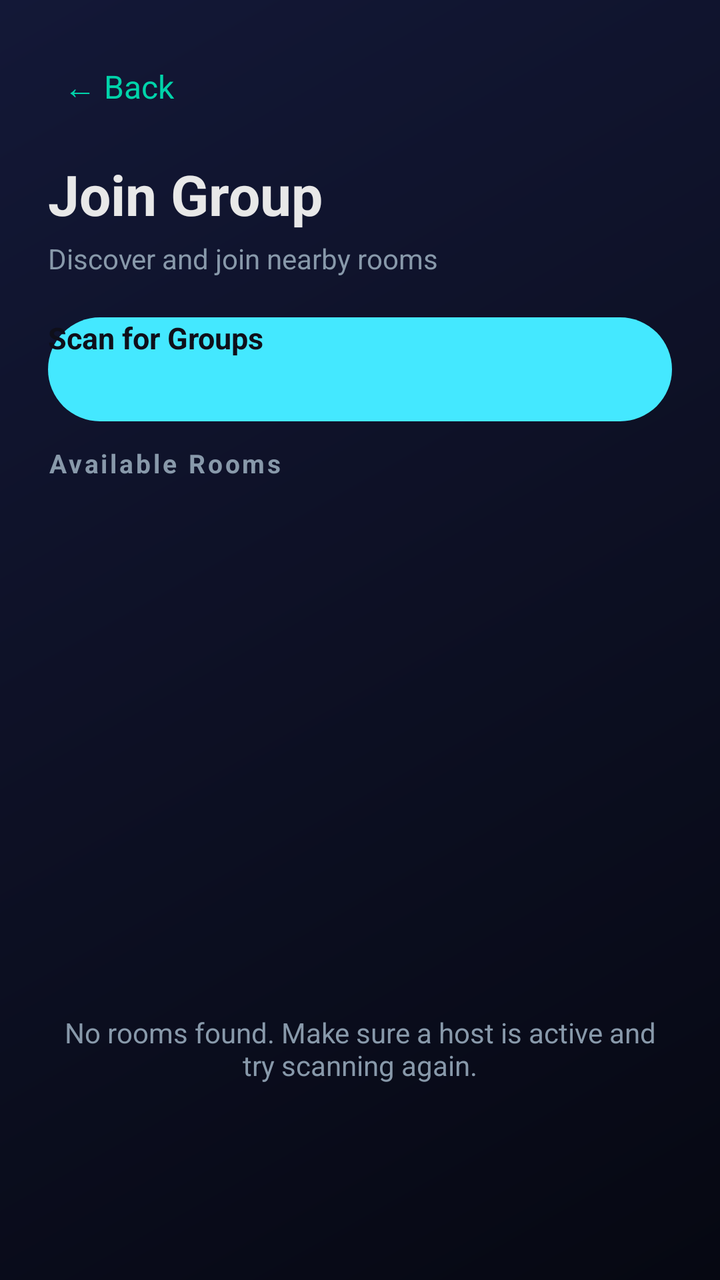
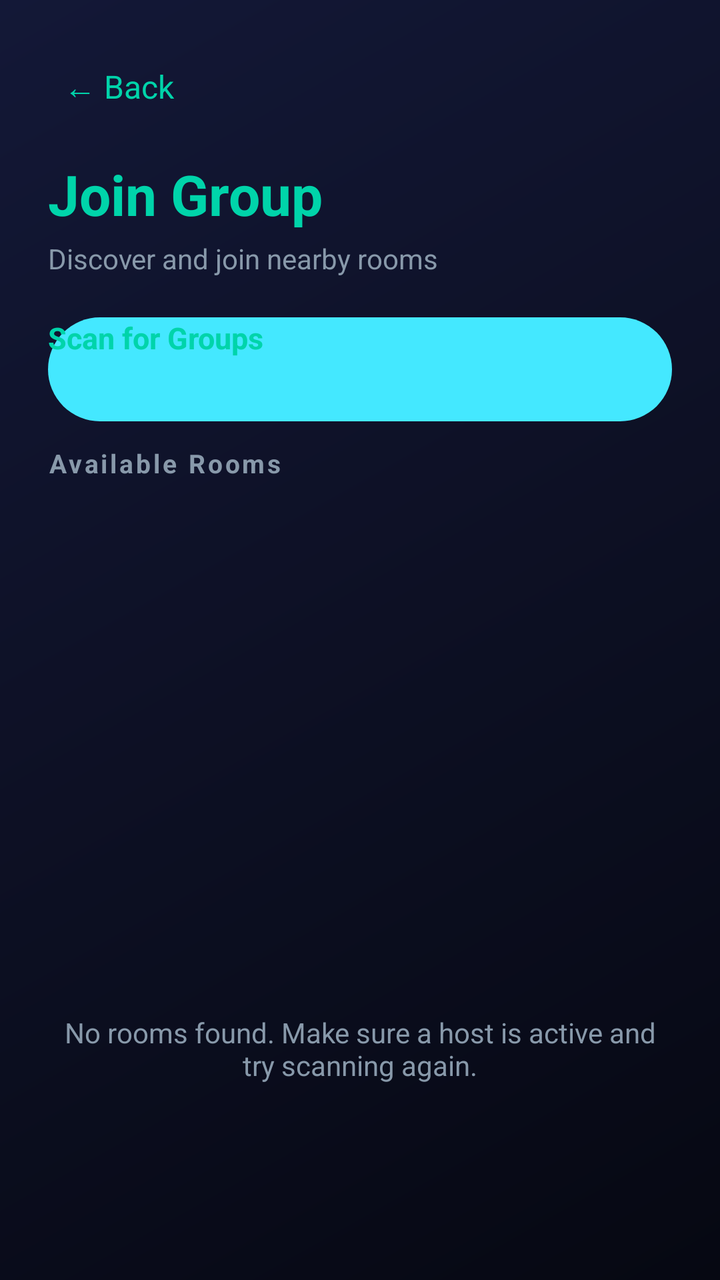

The first picture is an Android layout as it rendered before a commit; the second is the same layout after the commit. The layout source and the unified diff follow.
<!-- AndroidManifest.xml: application theme Theme.GhostLink -->
<!-- res/layout/activity_join_group.xml -->
<?xml version="1.0" encoding="utf-8"?>
<LinearLayout xmlns:android="http://schemas.android.com/apk/res/android"
    android:layout_width="match_parent"
    android:layout_height="match_parent"
    android:background="@drawable/bg_gradient"
    android:orientation="vertical"
    android:padding="24dp">

    
    <TextView
        android:id="@+id/btn_back"
        android:layout_width="wrap_content"
        android:layout_height="wrap_content"
        android:text="← Back"
        android:textColor="@color/accent"
        android:textSize="16sp"
        android:padding="8dp"
        android:layout_marginBottom="16dp" />

    
    <TextView
        android:layout_width="wrap_content"
        android:layout_height="wrap_content"
        android:text="@string/join_group"
        android:textColor="@color/text_primary"
        android:textSize="28sp"
        android:textStyle="bold"
        android:layout_marginBottom="4dp" />

    <TextView
        android:layout_width="wrap_content"
        android:layout_height="wrap_content"
        android:text="Discover and join nearby rooms"
        android:textColor="@color/text_secondary"
        android:textSize="14sp"
        android:layout_marginBottom="20dp" />

    
    <Button
        android:id="@+id/btn_scan"
        android:layout_width="match_parent"
        android:layout_height="52dp"
        android:background="@drawable/rounded_button"
        android:text="@string/scan_for_groups"
        android:textColor="@color/primary_dark"
        android:textSize="15sp"
        android:textStyle="bold"
        android:textAllCaps="false"
        android:layout_marginBottom="8dp" />

    
    <LinearLayout
        android:id="@+id/scanning_layout"
        android:layout_width="match_parent"
        android:layout_height="wrap_content"
        android:gravity="center"
        android:orientation="horizontal"
        android:visibility="gone"
        android:layout_marginBottom="12dp">

        <ProgressBar
            android:layout_width="20dp"
            android:layout_height="20dp"
            android:indeterminateTint="@color/accent" />

        <TextView
            android:layout_width="wrap_content"
            android:layout_height="wrap_content"
            android:text="@string/scanning"
            android:textColor="@color/accent"
            android:textSize="14sp"
            android:layout_marginStart="8dp" />
    </LinearLayout>

    
    <TextView
        android:layout_width="wrap_content"
        android:layout_height="wrap_content"
        android:text="@string/available_rooms"
        android:textColor="@color/text_secondary"
        android:textSize="13sp"
        android:textStyle="bold"
        android:letterSpacing="0.1"
        android:layout_marginBottom="10dp"
        android:layout_marginTop="4dp" />

    
    <androidx.recyclerview.widget.RecyclerView
        android:id="@+id/rv_devices"
        android:layout_width="match_parent"
        android:layout_height="0dp"
        android:layout_weight="1"
        android:clipToPadding="false"
        android:paddingBottom="8dp" />

    
    <TextView
        android:id="@+id/tv_empty"
        android:layout_width="match_parent"
        android:layout_height="0dp"
        android:layout_weight="1"
        android:gravity="center"
        android:text="@string/no_rooms_found"
        android:textColor="@color/text_secondary"
        android:textSize="14sp"
        android:visibility="visible" />

    
    <LinearLayout
        android:id="@+id/join_section"
        android:layout_width="match_parent"
        android:layout_height="wrap_content"
        android:orientation="vertical"
        android:visibility="gone"
        android:background="@drawable/rounded_input"
        android:padding="16dp"
        android:layout_marginTop="8dp">

        
        <TextView
            android:id="@+id/tv_selected_room"
            android:layout_width="wrap_content"
            android:layout_height="wrap_content"
            android:text="Selected: —"
            android:textColor="@color/accent"
            android:textSize="14sp"
            android:textStyle="bold"
            android:layout_marginBottom="12dp" />

        
        <EditText
            android:id="@+id/et_join_password"
            android:layout_width="match_parent"
            android:layout_height="48dp"
            android:background="@drawable/rounded_input"
            android:hint="@string/enter_room_password"
            android:textColor="@color/text_primary"
            android:textColorHint="@color/text_secondary"
            android:textSize="15sp"
            android:paddingStart="16dp"
            android:paddingEnd="16dp"
            android:inputType="textPassword"
            android:maxLines="1"
            android:layout_marginBottom="8dp" />

        
        <TextView
            android:id="@+id/tv_error"
            android:layout_width="match_parent"
            android:layout_height="wrap_content"
            android:textColor="@color/error"
            android:textSize="13sp"
            android:visibility="gone"
            android:layout_marginBottom="8dp" />

        
        <FrameLayout
            android:layout_width="match_parent"
            android:layout_height="48dp">

            <Button
                android:id="@+id/btn_join_room"
                android:layout_width="match_parent"
                android:layout_height="48dp"
                android:background="@drawable/rounded_button"
                android:text="@string/join_room"
                android:textColor="@color/primary_dark"
                android:textSize="15sp"
                android:textStyle="bold"
                android:textAllCaps="false" />

            <ProgressBar
                android:id="@+id/progress_join"
                android:layout_width="24dp"
                android:layout_height="24dp"
                android:layout_gravity="center"
                android:indeterminateTint="@color/accent"
                android:visibility="gone" />
        </FrameLayout>

    </LinearLayout>

    
    <TextView
        android:id="@+id/tv_status"
        android:layout_width="wrap_content"
        android:layout_height="wrap_content"
        android:textColor="@color/accent"
        android:textSize="14sp"
        android:layout_gravity="center"
        android:layout_marginTop="8dp"
        android:visibility="gone" />

</LinearLayout>
<!-- resources referenced by this layout -->
<resources>
  <color name="accent">#00D4AA</color>
  <color name="error">#FF5555</color>
  <color name="primary_dark">#0F0F1A</color>
  <color name="text_primary">#E8E8E8</color>
  <color name="text_secondary">#8899AA</color>
  <!-- drawable bg_gradient (drawable) -->
  <?xml version="1.0" encoding="utf-8"?>
  <shape xmlns:android="http://schemas.android.com/apk/res/android">
      <gradient
          android:angle="135"
          android:startColor="#060812"
          android:centerColor="#0D1024"
          android:endColor="#131837"
          android:type="linear" />
  </shape>
  <!-- drawable rounded_button (drawable) -->
  <?xml version="1.0" encoding="utf-8"?>
  <shape xmlns:android="http://schemas.android.com/apk/res/android"
      android:shape="rectangle">
      <solid android:color="#44E8FF" />
      <corners android:radius="28dp" />
  </shape>
  <!-- drawable rounded_input (drawable) -->
  <?xml version="1.0" encoding="utf-8"?>
  <shape xmlns:android="http://schemas.android.com/apk/res/android"
      android:shape="rectangle">
      <solid android:color="#0D1B3E" />
      <corners android:radius="16dp" />
      <stroke android:width="1dp" android:color="#2A3A5C" />
  </shape>
  <string name="available_rooms">Available Rooms</string>
  <string name="enter_room_password">Enter room password</string>
  <string name="join_group">Join Group</string>
  <string name="join_room">Join Room</string>
  <string name="no_rooms_found">No rooms found. Make sure a host is active and try scanning again.</string>
  <string name="scan_for_groups">Scan for Groups</string>
  <string name="scanning">Scanning…</string>
</resources>

<!-- the commit's change to res/layout/activity_join_group.xml (unified diff, before → after) -->
@@ -22,7 +22,7 @@
         android:layout_width="wrap_content"
         android:layout_height="wrap_content"
         android:text="@string/join_group"
-        android:textColor="@color/text_primary"
+        android:textColor="@color/accent"
         android:textSize="28sp"
         android:textStyle="bold"
         android:layout_marginBottom="4dp" />
@@ -42,7 +42,7 @@
         android:layout_height="52dp"
         android:background="@drawable/rounded_button"
         android:text="@string/scan_for_groups"
-        android:textColor="@color/primary_dark"
+        android:textColor="@color/accent"
         android:textSize="15sp"
         android:textStyle="bold"
         android:textAllCaps="false"
<!-- resource entries referenced after the edit -->
@@ -26,9 +26,9 @@
   <?xml version="1.0" encoding="utf-8"?>
   <shape xmlns:android="http://schemas.android.com/apk/res/android"
       android:shape="rectangle">
-      <solid android:color="#0D1B3E" />
+      <solid android:color="#0E1430" />
       <corners android:radius="16dp" />
-      <stroke android:width="1dp" android:color="#2A3A5C" />
+      <stroke android:width="1dp" android:color="#252D54" />
   </shape>
   <string name="available_rooms">Available Rooms</string>
   <string name="enter_room_password">Enter room password</string>
